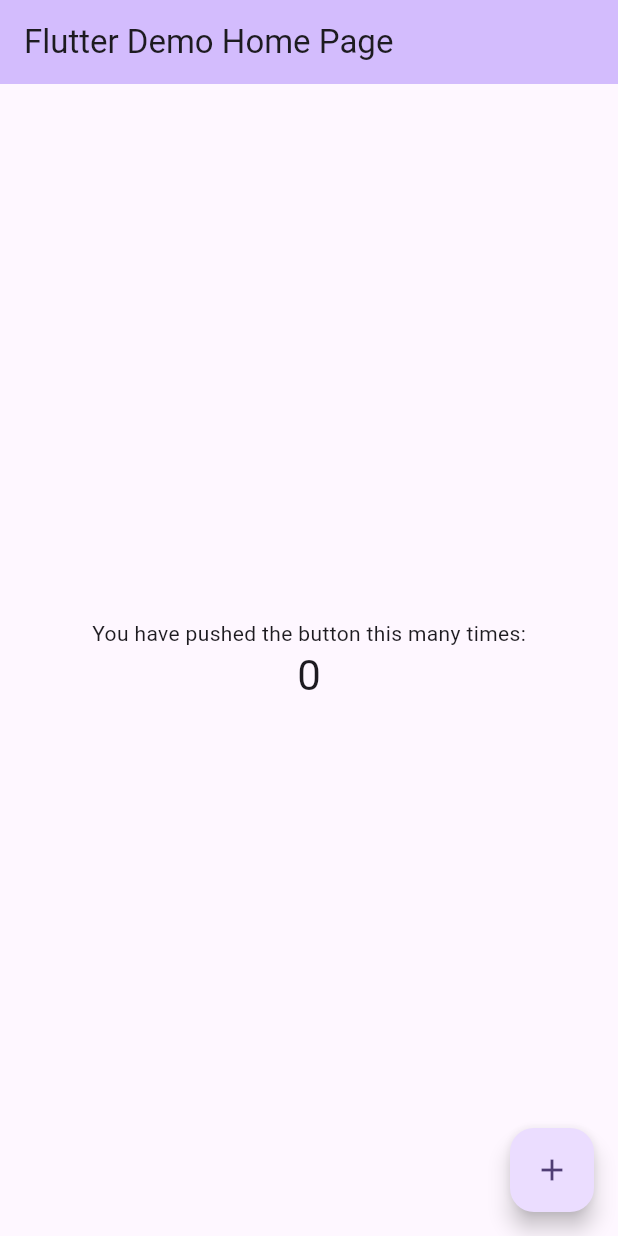
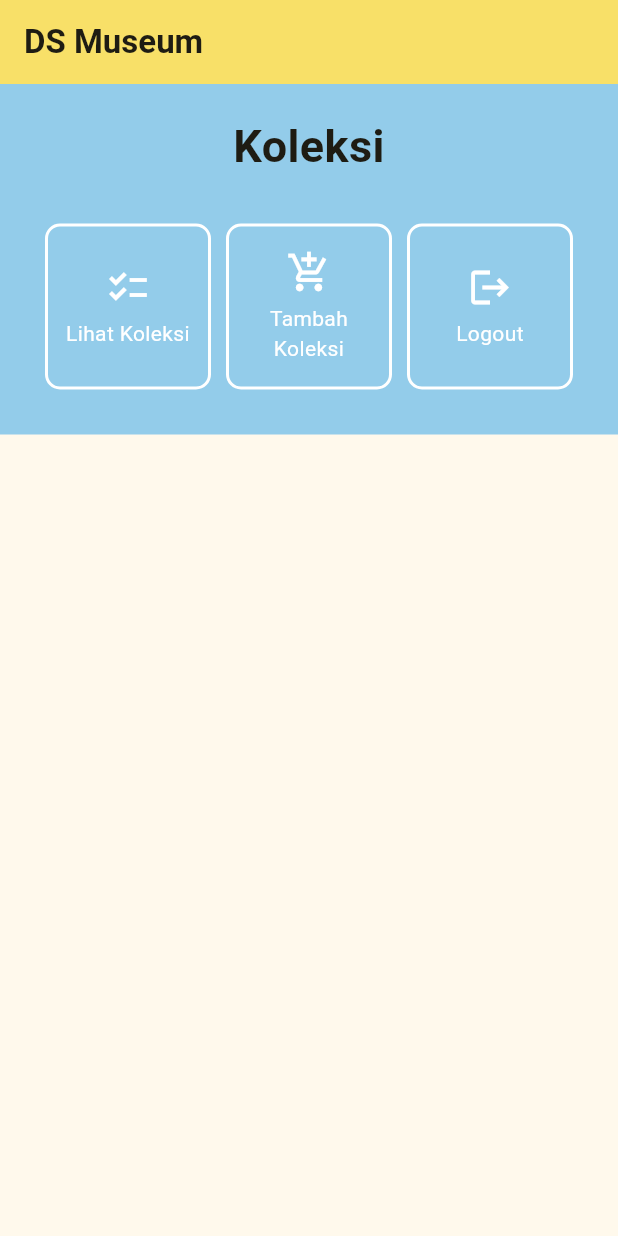
Before and after one commit to ErstevanAlmeida/museum-collection-management-mobile, a Flutter app: the screen it shows after launch, on a phone screen of 412 x 824 dp. Run offline on Flutter 3.47's test engine with Material 2 defaults, Android fonts, the phone set to English and light mode, and no system bars.

Commit message:
commit tugas 7

```diff
--- a/lib/main.dart
+++ b/lib/main.dart
@@ -1,4 +1,5 @@
 import 'package:flutter/material.dart';
+import 'package:museum_collection/menu.dart';
 
 void main() {
   runApp(const MyApp());
@@ -28,98 +29,98 @@ class MyApp extends StatelessWidget {
         //
         // This works for code too, not just values: Most code changes can be
         // tested with just a hot reload.
-        colorScheme: ColorScheme.fromSeed(seedColor: Colors.deepPurple),
+        colorScheme: ColorScheme.fromSeed(seedColor: const Color.fromARGB(234, 248, 224, 104)),
         useMaterial3: true,
       ),
-      home: const MyHomePage(title: 'Flutter Demo Home Page'),
+      home: MyHomePage(),
     );
   }
 }
 
-class MyHomePage extends StatefulWidget {
-  const MyHomePage({super.key, required this.title});
+// class MyHomePage extends StatefulWidget {
+//   const MyHomePage({super.key, required this.title});
 
-  // This widget is the home page of your application. It is stateful, meaning
-  // that it has a State object (defined below) that contains fields that affect
-  // how it looks.
+//   // This widget is the home page of your application. It is stateful, meaning
+//   // that it has a State object (defined below) that contains fields that affect
+//   // how it looks.
 
-  // This class is the configuration for the state. It holds the values (in this
-  // case the title) provided by the parent (in this case the App widget) and
-  // used by the build method of the State. Fields in a Widget subclass are
-  // always marked "final".
+//   // This class is the configuration for the state. It holds the values (in this
+//   // case the title) provided by the parent (in this case the App widget) and
+//   // used by the build method of the State. Fields in a Widget subclass are
+//   // always marked "final".
 
-  final String title;
+//   final String title;
 
-  @override
-  State<MyHomePage> createState() => _MyHomePageState();
-}
+//   @override
+//   State<MyHomePage> createState() => _MyHomePageState();
+// }
 
-class _MyHomePageState extends State<MyHomePage> {
-  int _counter = 0;
+// class _MyHomePageState extends State<MyHomePage> {
+//   int _counter = 0;
 
-  void _incrementCounter() {
-    setState(() {
-      // This call to setState tells the Flutter framework that something has
-      // changed in this State, which causes it to rerun the build method below
-      // so that the display can reflect the updated values. If we changed
-      // _counter without calling setState(), then the build method would not be
-      // called again, and so nothing would appear to happen.
-      _counter++;
-    });
-  }
+//   void _incrementCounter() {
+//     setState(() {
+//       // This call to setState tells the Flutter framework that something has
+//       // changed in this State, which causes it to rerun the build method below
+//       // so that the display can reflect the updated values. If we changed
+//       // _counter without calling setState(), then the build method would not be
+//       // called again, and so nothing would appear to happen.
+//       _counter++;
+//     });
+//   }
 
-  @override
-  Widget build(BuildContext context) {
-    // This method is rerun every time setState is called, for instance as done
-    // by the _incrementCounter method above.
-    //
-    // The Flutter framework has been optimized to make rerunning build methods
-    // fast, so that you can just rebuild anything that needs updating rather
-    // than having to individually change instances of widgets.
-    return Scaffold(
-      appBar: AppBar(
-        // TRY THIS: Try changing the color here to a specific color (to
-        // Colors.amber, perhaps?) and trigger a hot reload to see the AppBar
-        // change color while the other colors stay the same.
-        backgroundColor: Theme.of(context).colorScheme.inversePrimary,
-        // Here we take the value from the MyHomePage object that was created by
-        // the App.build method, and use it to set our appbar title.
-        title: Text(widget.title),
-      ),
-      body: Center(
-        // Center is a layout widget. It takes a single child and positions it
-        // in the middle of the parent.
-        child: Column(
-          // Column is also a layout widget. It takes a list of children and
-          // arranges them vertically. By default, it sizes itself to fit its
-          // children horizontally, and tries to be as tall as its parent.
-          //
-          // Column has various properties to control how it sizes itself and
-          // how it positions its children. Here we use mainAxisAlignment to
-          // center the children vertically; the main axis here is the vertical
-          // axis because Columns are vertical (the cross axis would be
-          // horizontal).
-          //
-          // TRY THIS: Invoke "debug painting" (choose the "Toggle Debug Paint"
-          // action in the IDE, or press "p" in the console), to see the
-          // wireframe for each widget.
-          mainAxisAlignment: MainAxisAlignment.center,
-          children: <Widget>[
-            const Text(
-              'You have pushed the button this many times:',
-            ),
-            Text(
-              '$_counter',
-              style: Theme.of(context).textTheme.headlineMedium,
-            ),
-          ],
-        ),
-      ),
-      floatingActionButton: FloatingActionButton(
-        onPressed: _incrementCounter,
-        tooltip: 'Increment',
-        child: const Icon(Icons.add),
-      ), // This trailing comma makes auto-formatting nicer for build methods.
-    );
-  }
-}
+//   @override
+//   Widget build(BuildContext context) {
+//     // This method is rerun every time setState is called, for instance as done
+//     // by the _incrementCounter method above.
+//     //
+//     // The Flutter framework has been optimized to make rerunning build methods
+//     // fast, so that you can just rebuild anything that needs updating rather
+//     // than having to individually change instances of widgets.
+//     return Scaffold(
+//       appBar: AppBar(
+//         // TRY THIS: Try changing the color here to a specific color (to
+//         // Colors.amber, perhaps?) and trigger a hot reload to see the AppBar
+//         // change color while the other colors stay the same.
+//         backgroundColor: Theme.of(context).colorScheme.inversePrimary,
+//         // Here we take the value from the MyHomePage object that was created by
+//         // the App.build method, and use it to set our appbar title.
+//         title: Text(widget.title),
+//       ),
+//       body: Center(
+//         // Center is a layout widget. It takes a single child and positions it
+//         // in the middle of the parent.
+//         child: Column(
+//           // Column is also a layout widget. It takes a list of children and
+//           // arranges them vertically. By default, it sizes itself to fit its
+//           // children horizontally, and tries to be as tall as its parent.
+//           //
+//           // Column has various properties to control how it sizes itself and
+//           // how it positions its children. Here we use mainAxisAlignment to
+//           // center the children vertically; the main axis here is the vertical
+//           // axis because Columns are vertical (the cross axis would be
+//           // horizontal).
+//           //
+//           // TRY THIS: Invoke "debug painting" (choose the "Toggle Debug Paint"
+//           // action in the IDE, or press "p" in the console), to see the
+//           // wireframe for each widget.
+//           mainAxisAlignment: MainAxisAlignment.center,
+//           children: <Widget>[
+//             const Text(
+//               'You have pushed the button this many times:',
+//             ),
+//             Text(
+//               '$_counter',
+//               style: Theme.of(context).textTheme.headlineMedium,
+//             ),
+//           ],
+//         ),
+//       ),
+//       floatingActionButton: FloatingActionButton(
+//         onPressed: _incrementCounter,
+//         tooltip: 'Increment',
+//         child: const Icon(Icons.add),
+//       ), // This trailing comma makes auto-formatting nicer for build methods.
+//     );
+//   }
+// }
--- /dev/null
+++ b/lib/menu.dart
@@ -0,0 +1,208 @@
+import 'package:flutter/material.dart';
+
+class ShopItem {
+  final String name;
+  final IconData icon;
+
+  ShopItem(this.name, this.icon);
+}
+
+class MyHomePage extends StatelessWidget {
+    MyHomePage({Key? key}) : super(key: key);
+
+    final List<ShopItem> items = [
+    ShopItem("Lihat Koleksi", Icons.checklist),
+    ShopItem("Tambah Koleksi", Icons.add_shopping_cart),
+    ShopItem("Logout", Icons.logout),
+];
+
+  // This widget is the home page of your application. It is stateful, meaning
+  // that it has a State object (defined below) that contains fields that affect
+  // how it looks.
+
+  // This class is the configuration for the state. It holds the values (in this
+  // case the title) provided by the parent (in this case the App widget) and
+  // used by the build method of the State. Fields in a Widget subclass are
+  // always marked "final".
+
+  @override
+  Widget build(BuildContext context) {
+    // This method is rerun every time setState is called, for instance as done
+    // by the _incrementCounter method above.
+    //
+    // The Flutter framework has been optimized to make rerunning build methods
+    // fast, so that you can just rebuild anything that needs updating rather
+    // than having to individually change instances of widgets.
+    return Scaffold(
+      appBar: AppBar(
+        backgroundColor: const Color.fromARGB(255, 248, 224, 104),
+        title: const Text(
+          'DS Museum',
+          style: TextStyle(
+            fontWeight: FontWeight.bold,
+          ),
+        ),
+      ),
+      body: Container(
+        color: const Color.fromARGB(255, 147, 204, 234),
+        child: SingleChildScrollView(
+          // Widget wrapper yang dapat discroll
+          child: Padding(
+            padding: const EdgeInsets.all(10.0), // Set padding dari halaman
+            child: Column(
+              // Widget untuk menampilkan children secara vertikal
+              children: <Widget>[
+                const Padding(
+                  padding: EdgeInsets.only(top: 10.0, bottom: 10.0),
+                  // Widget Text untuk menampilkan tulisan dengan alignment center dan style yang sesuai
+                  child: Text(
+                    'Koleksi', // Text yang menandakan toko
+                    textAlign: TextAlign.center,
+                    style: TextStyle(
+                      fontSize: 30,
+                      fontWeight: FontWeight.bold,
+                    ),
+                  ),
+                ),
+                // Grid layout
+                GridView.count(
+                  // Container pada card kita.
+                  primary: true,
+                  padding: const EdgeInsets.all(20),
+                  crossAxisSpacing: 10,
+                  mainAxisSpacing: 10,
+                  crossAxisCount: 3,
+                  shrinkWrap: true,
+                  children: items.map((ShopItem item) {
+                    // Iterasi untuk setiap item
+                    return ShopCard(item);
+                  }).toList(),
+                ),
+              ],
+            ),
+          ),
+        ),
+      )
+    );
+  }
+}
+
+class ShopCard extends StatelessWidget {
+  final ShopItem item;
+
+  const ShopCard(this.item, {super.key}); // Constructor
+
+  @override
+  Widget build(BuildContext context) {
+    return Material(
+      color: const Color.fromARGB(255, 147, 204, 234),
+      child: InkWell(
+        // Area responsive terhadap sentuhan
+        onTap: () {
+          // Memunculkan SnackBar ketika diklik
+          ScaffoldMessenger.of(context)
+            ..hideCurrentSnackBar()
+            ..showSnackBar(SnackBar(
+                content: Text("Kamu telah menekan tombol ${item.name}!")));
+        },
+        child: Container(
+          // Container untuk menyimpan Icon dan Text
+          padding: const EdgeInsets.all(8),
+          decoration: BoxDecoration(
+          border: Border.all(
+            color: Colors.white,
+            width: 2.0,
+          ),
+          borderRadius: BorderRadius.circular(10.0),
+        ),
+          child: Center(
+            child: Column(
+              mainAxisAlignment: MainAxisAlignment.center,
+              children: [
+                Icon(
+                  item.icon,
+                  color: Colors.white,
+                  size: 30.0,
+                ),
+                const Padding(padding: EdgeInsets.all(3)),
+                Text(
+                  item.name,
+                  textAlign: TextAlign.center,
+                  style: const TextStyle(color: Colors.white),
+                ),
+              ],
+            ),
+          ),
+        ),
+      ),
+    );
+  }
+}
+
+// bin
+
+//   final String title;
+
+//   @override
+//   State<MyHomePage> createState() => _MyHomePageState();
+// }
+
+// class _MyHomePageState extends State<MyHomePage> {
+//   int _counter = 0;
+
+//   void _incrementCounter() {
+//     setState(() {
+//       // This call to setState tells the Flutter framework that something has
+//       // changed in this State, which causes it to rerun the build method below
+//       // so that the display can reflect the updated values. If we changed
+//       // _counter without calling setState(), then the build method would not be
+//       // called again, and so nothing would appear to happen.
+//       _counter++;
+//     });
+//   }
+
+// return Scaffold(
+    //   appBar: AppBar(
+    //     // TRY THIS: Try changing the color here to a specific color (to
+    //     // Colors.amber, perhaps?) and trigger a hot reload to see the AppBar
+    //     // change color while the other colors stay the same.
+    //     backgroundColor: Theme.of(context).colorScheme.inversePrimary,
+    //     // Here we take the value from the MyHomePage object that was created by
+    //     // the App.build method, and use it to set our appbar title.
+    //     title: Text(widget.title),
+    //   ),
+    //   body: Center(
+    //     // Center is a layout widget. It takes a single child and positions it
+    //     // in the middle of the parent.
+    //     child: Column(
+    //       // Column is also a layout widget. It takes a list of children and
+    //       // arranges them vertically. By default, it sizes itself to fit its
+    //       // children horizontally, and tries to be as tall as its parent.
+    //       //
+    //       // Column has various properties to control how it sizes itself and
+    //       // how it positions its children. Here we use mainAxisAlignment to
+    //       // center the children vertically; the main axis here is the vertical
+    //       // axis because Columns are vertical (the cross axis would be
+    //       // horizontal).
+    //       //
+    //       // TRY THIS: Invoke "debug painting" (choose the "Toggle Debug Paint"
+    //       // action in the IDE, or press "p" in the console), to see the
+    //       // wireframe for each widget.
+    //       mainAxisAlignment: MainAxisAlignment.center,
+    //       children: <Widget>[
+    //         const Text(
+    //           'You have pushed the button this many times:',
+    //         ),
+    //         Text(
+    //           '$_counter',
+    //           style: Theme.of(context).textTheme.headlineMedium,
+    //         ),
+    //       ],
+    //     ),
+    //   ),
+    //   floatingActionButton: FloatingActionButton(
+    //     onPressed: _incrementCounter,
+    //     tooltip: 'Increment',
+    //     child: const Icon(Icons.add),
+    //   ), // This trailing comma makes auto-formatting nicer for build methods.
+    // );
```
Also changed, not shown: 1 other file.
